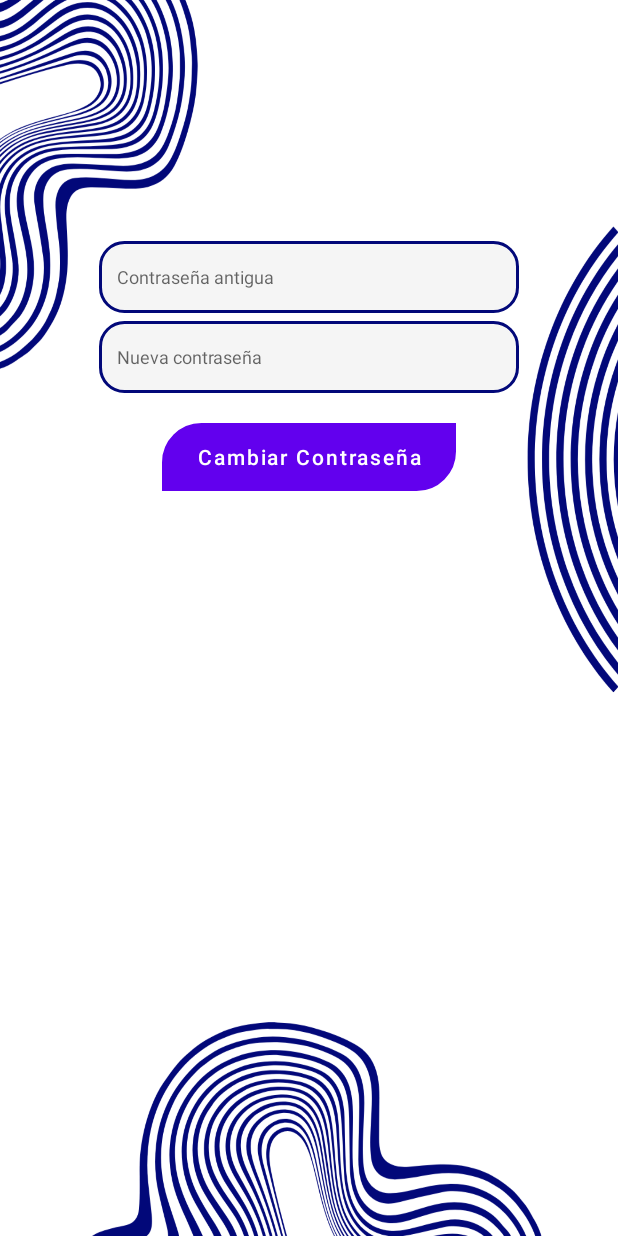
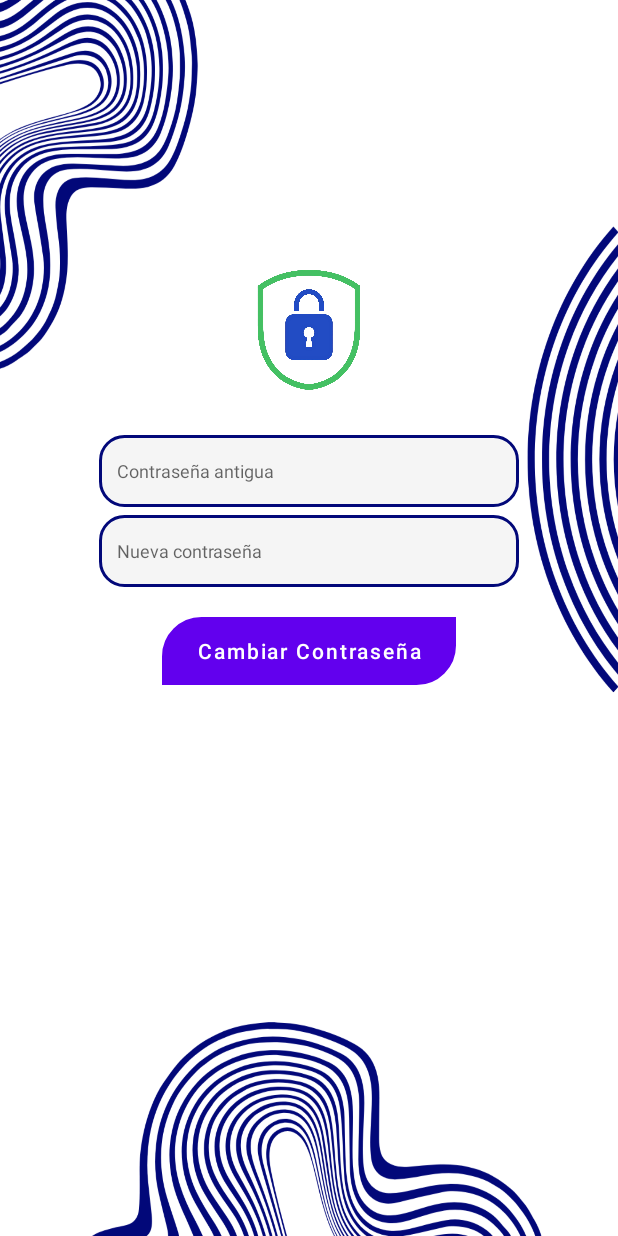
Before and after one commit to Gabim23/CodeLingo, an Android app: the ChangePasswordActivity screen opened directly, with no data from a screen before it, on a phone screen of 412 x 824 dp. Run offline under Robolectric (Android 15) with nearby library versions, the phone set to English and light mode, and no system bars.

Commit message:
Cambio UI candado

```diff
--- a/app/src/main/res/layout/activity_change_password.xml
+++ b/app/src/main/res/layout/activity_change_password.xml
@@ -21,6 +21,13 @@
             android:layout_marginLeft="30dp"
             android:layout_marginEnd="30dp"
             android:layout_marginTop="155dp">
+
+            <ImageView
+                android:layout_width="113dp"
+                android:layout_height="129dp"
+                android:layout_gravity="center"
+                android:src="@drawable/candado" />
+
 
             <EditText
                 android:id="@+id/oldPasswordEditText"
```
